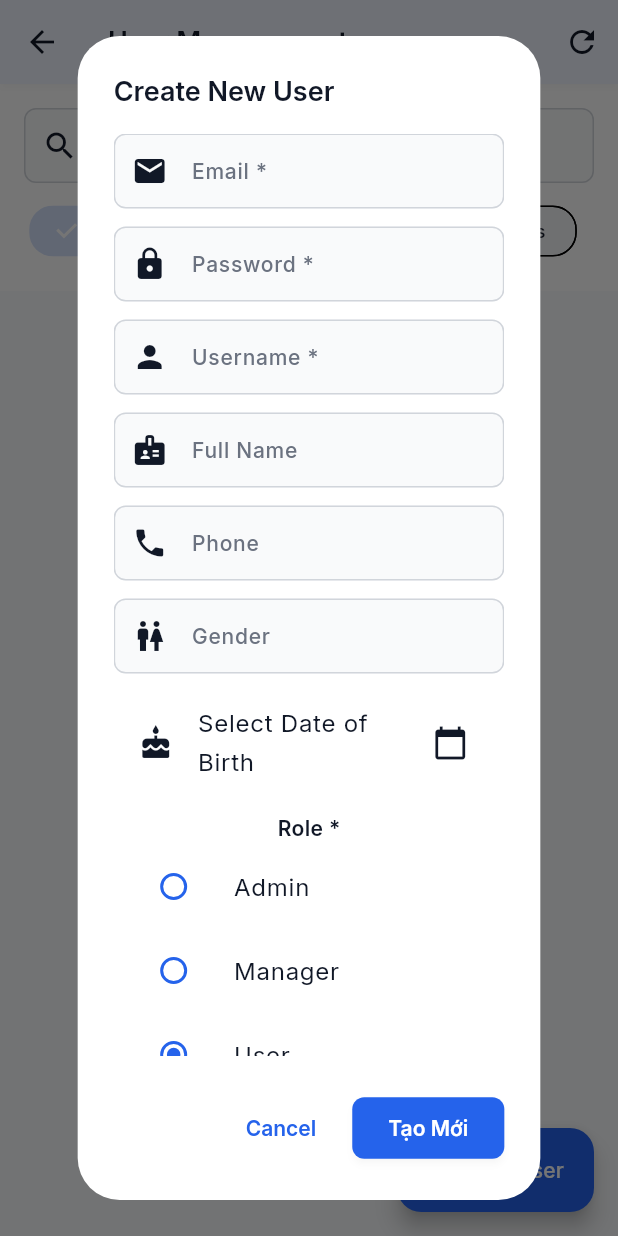
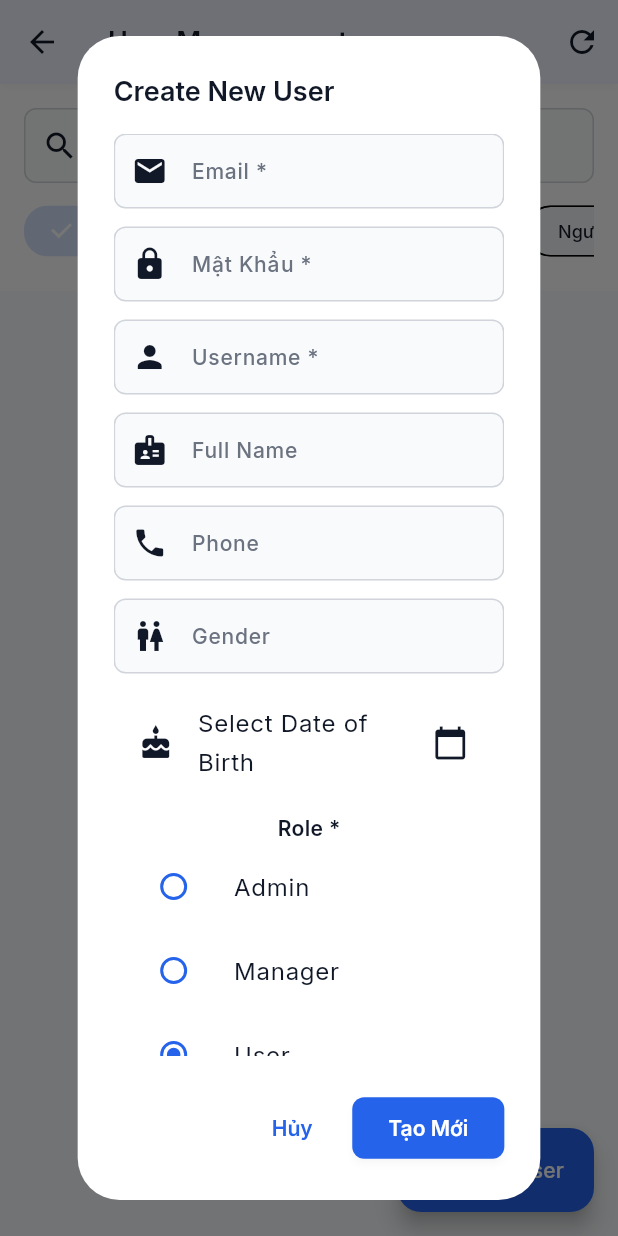
Before and after one commit to nyctophilia1306/medical-equipment-management, a Flutter app: the UserManagementScreen screen opened directly, after a tap on "Add User", on a phone screen of 412 x 824 dp. Run offline on Flutter 3.47's test engine with Material 3 defaults, Android fonts, the phone set to English and light mode, and no system bars; our stand-ins replace file_picker, fl_chart, google_fonts, qr_flutter, shared_preferences, supabase_flutter; missing offline and left inert: dart:html, excel, mobile_scanner; accounts and stored records are empty.

Commit message:
Complete Vietnamese translation - remove all English text

```diff
--- a/lib/screens/admin/audit_logs_screen.dart
+++ b/lib/screens/admin/audit_logs_screen.dart
@@ -27,12 +27,12 @@ class _AuditLogsScreenState extends State<AuditLogsScreen> {
   bool _hasMore = true;
 
   final List<String> _categories = [
-    'All',
-    'Authentication',
-    'Equipment',
-    'Borrow Request',
-    'Category',
-    'User',
+    'Tất Cả',
+    'Xác Thực',
+    'Thiết Bị',
+    'Yêu Cầu Mượn',
+    'Danh Mục',
+    'Người Dùng',
   ];
 
   @override
--- a/lib/screens/admin/category_management_screen.dart
+++ b/lib/screens/admin/category_management_screen.dart
@@ -589,7 +589,7 @@ class _CategoryManagementScreenState extends State<CategoryManagementScreen> {
           actions: [
             TextButton(
               onPressed: () => Navigator.of(context).pop(),
-              child: const Text('OK'),
+              child: const Text('Đồng Ý'),
             ),
           ],
         ),
--- a/lib/screens/admin/user_management_screen.dart
+++ b/lib/screens/admin/user_management_screen.dart
@@ -121,10 +121,10 @@ class _UserManagementScreenState extends State<UserManagementScreen> {
                   scrollDirection: Axis.horizontal,
                   child: Row(
                     children: [
-                      _buildFilterChip('All', null),
-                      _buildFilterChip('Admins', 0),
-                      _buildFilterChip('Managers', 1),
-                      _buildFilterChip('Users', 2),
+                      _buildFilterChip('Tất Cả', null),
+                      _buildFilterChip('Quản Trị Viên', 0),
+                      _buildFilterChip('Quản Lý', 1),
+                      _buildFilterChip('Người Dùng', 2),
                     ],
                   ),
                 ),
@@ -381,7 +381,7 @@ class _UserManagementScreenState extends State<UserManagementScreen> {
                     controller: passwordController,
                     obscureText: true,
                     decoration: const InputDecoration(
-                      labelText: 'Password *',
+                      labelText: 'Mật Khẩu *',
                       prefixIcon: Icon(Icons.lock),
                     ),
                   ),
@@ -483,7 +483,7 @@ class _UserManagementScreenState extends State<UserManagementScreen> {
           actions: [
             TextButton(
               onPressed: () => Navigator.pop(context),
-              child: const Text('Cancel'),
+              child: const Text('Hủy'),
             ),
             ElevatedButton(
               onPressed: () async {
--- a/lib/screens/auth/sign_in_screen.dart
+++ b/lib/screens/auth/sign_in_screen.dart
@@ -173,7 +173,7 @@ class _SignInScreenState extends State<SignInScreen> {
               controller: _passwordController,
               obscureText: _obscurePassword,
               decoration: InputDecoration(
-                labelText: 'Password',
+                labelText: 'Mật Khẩu',
                 prefixIcon: Icon(
                   Icons.lock_outlined,
                   color: AppColors.textSecondary,
@@ -195,10 +195,10 @@ class _SignInScreenState extends State<SignInScreen> {
               ),
               validator: (value) {
                 if (value == null || value.isEmpty) {
-                  return 'Please enter your password';
+                  return 'Vui lòng nhập mật khẩu';
                 }
                 if (value.length < AppConstants.minPasswordLength) {
-                  return 'Password must be at least ${AppConstants.minPasswordLength} characters';
+                  return 'Mật khẩu phải có ít nhất ${AppConstants.minPasswordLength} ký tự';
                 }
                 return null;
               },
@@ -212,7 +212,7 @@ class _SignInScreenState extends State<SignInScreen> {
               child: TextButton(
                 onPressed: _isLoading ? null : _showForgotPasswordDialog,
                 child: Text(
-                  'Forgot Password?',
+                  'Quên Mật Khẩu?',
                   style: GoogleFonts.inter(
                     fontSize: 14,
                     color: AppColors.primaryBlue,
@@ -246,7 +246,7 @@ class _SignInScreenState extends State<SignInScreen> {
                         ),
                       )
                     : Text(
-                        'Sign In',
+                        'Đăng Nhập',
                         style: GoogleFonts.inter(
                           fontSize: 16,
                           fontWeight: FontWeight.w600,
@@ -288,7 +288,7 @@ class _SignInScreenState extends State<SignInScreen> {
 
           const SizedBox(height: AppConstants.paddingSmall),
 
-          _buildDemoAccount('Admin', 'admin@medequip.com', 'password123'),
+          _buildDemoAccount('Quản Trị Viên', 'admin@medequip.com', 'password123'),
           _buildDemoAccount('Manager', 'manager@demo.test', 'Password1!'),
         ],
       ),
@@ -421,14 +421,14 @@ class _SignInScreenState extends State<SignInScreen> {
       context: currentContext,
       builder: (dialogContext) => AlertDialog(
         title: Text(
-          'Reset Password',
+          'Đặt Lại Mật Khẩu',
           style: GoogleFonts.inter(fontWeight: FontWeight.w600),
         ),
         content: Column(
           mainAxisSize: MainAxisSize.min,
           children: [
             Text(
-              'Enter your email address and we\'ll send you a link to reset your password.',
+              'Nhập địa chỉ email của bạn và chúng tôi sẽ gửi liên kết để đặt lại mật khẩu.',
               style: GoogleFonts.inter(fontSize: 14),
             ),
             const SizedBox(height: AppConstants.paddingMedium),
@@ -436,7 +436,7 @@ class _SignInScreenState extends State<SignInScreen> {
               controller: emailController,
               keyboardType: TextInputType.emailAddress,
               decoration: const InputDecoration(
-                labelText: 'Email Address',
+                labelText: 'Địa Chỉ Email',
                 border: OutlineInputBorder(),
               ),
             ),
@@ -461,7 +461,7 @@ class _SignInScreenState extends State<SignInScreen> {
                   if (mounted) {
                     ScaffoldMessenger.of(context).showSnackBar(
                       const SnackBar(
-                        content: Text('Password reset link sent to your email'),
+                        content: Text('Liên kết đặt lại mật khẩu đã được gửi đến email của bạn'),
                         backgroundColor: AppColors.successGreen,
                       ),
                     );
@@ -469,7 +469,7 @@ class _SignInScreenState extends State<SignInScreen> {
                 });
               }
             },
-            child: const Text('Send Link'),
+            child: const Text('Gửi Liên Kết'),
           ),
         ],
       ),
@@ -485,7 +485,7 @@ class _SignInScreenState extends State<SignInScreen> {
       context: currentContext,
       builder: (dialogContext) => AlertDialog(
         title: Text(
-          'Sign In Failed',
+          'Đăng Nhập Thất Bại',
           style: GoogleFonts.inter(fontWeight: FontWeight.w600),
         ),
         content: Text(
@@ -495,7 +495,7 @@ class _SignInScreenState extends State<SignInScreen> {
         actions: [
           TextButton(
             onPressed: () => Navigator.of(dialogContext).pop(),
-            child: const Text('OK'),
+            child: const Text('Đồng Ý'),
           ),
         ],
       ),
--- a/lib/screens/borrow/borrow_list_tab.dart
+++ b/lib/screens/borrow/borrow_list_tab.dart
@@ -246,9 +246,9 @@ class _BorrowListTabState extends State<BorrowListTab> {
                 children: [
                   _buildSearchModeChip('Serial', 'serial'),
                   const SizedBox(width: 8),
-                  _buildSearchModeChip('User', 'user'),
+                  _buildSearchModeChip('Người Dùng', 'user'),
                   const SizedBox(width: 8),
-                  _buildSearchModeChip('Date', 'date'),
+                  _buildSearchModeChip('Ngày', 'date'),
                   const Spacer(),
 
                   // Date Filter Button
--- a/lib/screens/borrow/borrow_management_screen.dart
+++ b/lib/screens/borrow/borrow_management_screen.dart
@@ -637,7 +637,7 @@ class _BorrowManagementScreenState extends State<BorrowManagementScreen>
                   padding: const EdgeInsets.symmetric(horizontal: 16),
                   textStyle: const TextStyle(fontSize: 14),
                 ),
-                child: const Text('Add'),
+                child: const Text('Thêm'),
               ),
             ),
           ],
@@ -645,7 +645,7 @@ class _BorrowManagementScreenState extends State<BorrowManagementScreen>
         if (_scannedEquipment.isEmpty)
           const Padding(
             padding: EdgeInsets.only(top: 16),
-            child: Text('No equipment scanned yet'),
+            child: Text('Chưa có thiết bị nào được quét'),
           ),
         const SizedBox(height: 16),
         _scannedEquipment.isNotEmpty
--- a/lib/screens/borrow/return_equipment_dialog.dart
+++ b/lib/screens/borrow/return_equipment_dialog.dart
@@ -50,7 +50,7 @@ class _ReturnEquipmentDialogState extends State<ReturnEquipmentDialog> {
               controller: _notesController,
               maxLines: 3,
               decoration: const InputDecoration(
-                labelText: 'Notes',
+                labelText: 'Ghi Chú',
                 hintText: 'Any additional notes about the return',
               ),
             ),
--- a/lib/screens/borrow/returned_requests_tab.dart
+++ b/lib/screens/borrow/returned_requests_tab.dart
@@ -194,9 +194,9 @@ class _ReturnedRequestsTabState extends State<ReturnedRequestsTab> {
                 children: [
                   _buildSearchModeChip('Serial', 'serial'),
                   const SizedBox(width: 8),
-                  _buildSearchModeChip('User', 'user'),
+                  _buildSearchModeChip('Người Dùng', 'user'),
                   const SizedBox(width: 8),
-                  _buildSearchModeChip('Date', 'date'),
+                  _buildSearchModeChip('Ngày', 'date'),
                   const Spacer(),
 
                   // Date Filter Button
--- a/lib/screens/equipment/equipment_catalog_screen.dart
+++ b/lib/screens/equipment/equipment_catalog_screen.dart
@@ -756,7 +756,7 @@ class _EquipmentCard extends StatelessWidget {
         if (AuthService().canManageEquipment()) ...[
           TextButton.icon(
             icon: const Icon(Icons.edit),
-            label: const Text('Edit'),
+            label: const Text('Sửa'),
             onPressed: () {
               Navigator.of(context).pop();
               onEdit(item);
@@ -764,7 +764,7 @@ class _EquipmentCard extends StatelessWidget {
           ),
           TextButton.icon(
             icon: const Icon(Icons.delete, color: AppColors.errorRed),
-            label: const Text('Delete'),
+            label: const Text('Xóa'),
             style: TextButton.styleFrom(foregroundColor: AppColors.errorRed),
             onPressed: () {
               Navigator.of(context).pop();
@@ -773,7 +773,7 @@ class _EquipmentCard extends StatelessWidget {
           ),
         ],
         TextButton(
-          child: const Text('Close'),
+          child: const Text('Đóng'),
           onPressed: () => Navigator.of(context).pop(),
         ),
       ],
--- a/lib/screens/equipment/equipment_form_screen.dart
+++ b/lib/screens/equipment/equipment_form_screen.dart
@@ -284,7 +284,7 @@ class _EquipmentFormScreenState extends State<EquipmentFormScreen> {
                     ),
                     actions: [
                       TextButton(
-                        child: const Text('OK'),
+                        child: const Text('Đồng Ý'),
                         onPressed: () => Navigator.of(ctx).pop(),
                       ),
                     ],
@@ -737,7 +737,7 @@ class _EquipmentFormScreenState extends State<EquipmentFormScreen> {
                 }
               }
             },
-            child: const Text('Add'),
+            child: const Text('Thêm'),
           ),
         ],
       ),
--- a/lib/screens/equipment/equipment_import_preview_screen.dart
+++ b/lib/screens/equipment/equipment_import_preview_screen.dart
@@ -474,7 +474,7 @@ class _EquipmentImportPreviewDialogState
                       child: ElevatedButton.icon(
                         onPressed: () => _downloadQrCode(row),
                         icon: const Icon(Icons.download, size: 16),
-                        label: const Text('Download', style: TextStyle(fontSize: 12)),
+                        label: const Text('Tải Xuống', style: TextStyle(fontSize: 12)),
                         style: ElevatedButton.styleFrom(
                           padding: const EdgeInsets.symmetric(vertical: 6, horizontal: 8),
                         ),
```
Also changed, not shown: 5 other files.
